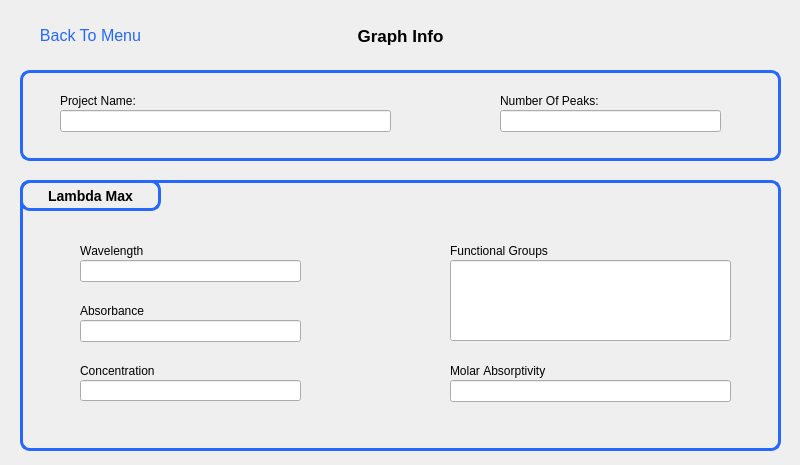
The window that SpectrumAnalyzer/graphinfo.ui (NilushikaSandeepani/189116Research) describes before a commit, drawn with Qt 5.
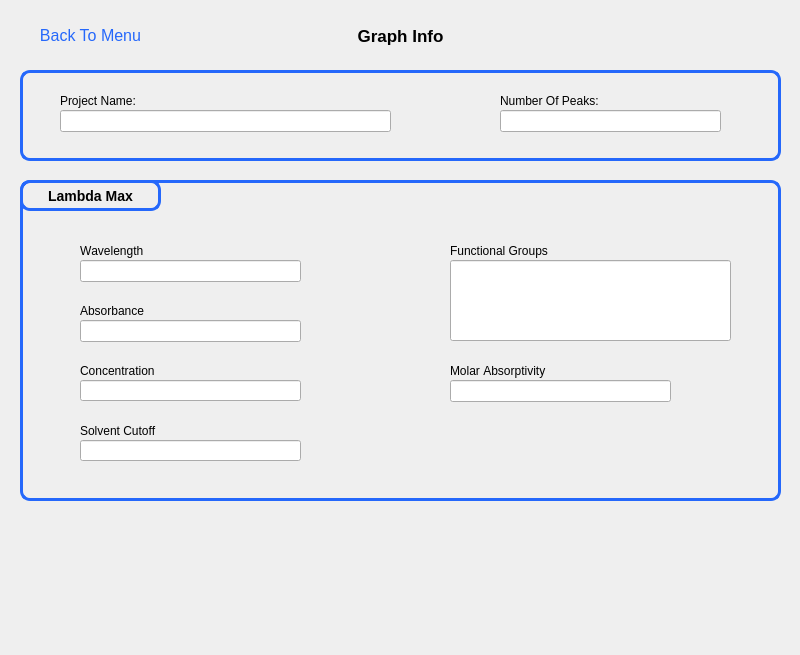
The same window after the commit. Icons and pictures are not drawn.

```diff
--- a/SpectrumAnalyzer/graphinfo.ui
+++ b/SpectrumAnalyzer/graphinfo.ui
@@ -7,7 +7,7 @@
     <x>0</x>
     <y>0</y>
     <width>800</width>
-    <height>465</height>
+    <height>655</height>
    </rect>
   </property>
   <property name="windowTitle">
@@ -115,7 +115,7 @@
      <x>20</x>
      <y>180</y>
      <width>761</width>
-     <height>271</height>
+     <height>321</height>
     </rect>
    </property>
    <property name="font">
@@ -296,11 +296,40 @@
      <rect>
       <x>430</x>
       <y>200</y>
-      <width>281</width>
+      <width>221</width>
       <height>22</height>
      </rect>
     </property>
    </widget>
+   <widget class="QLineEdit" name="lineEdit_11">
+    <property name="geometry">
+     <rect>
+      <x>60</x>
+      <y>260</y>
+      <width>221</width>
+      <height>21</height>
+     </rect>
+    </property>
+   </widget>
+   <widget class="QLabel" name="label_12">
+    <property name="geometry">
+     <rect>
+      <x>60</x>
+      <y>240</y>
+      <width>161</width>
+      <height>21</height>
+     </rect>
+    </property>
+    <property name="font">
+     <font>
+      <bold>false</bold>
+      <kerning>false</kerning>
+     </font>
+    </property>
+    <property name="text">
+     <string>Solvent Cutoff</string>
+    </property>
+   </widget>
   </widget>
   <widget class="QLabel" name="Lambdaname_2">
    <property name="geometry">
```
